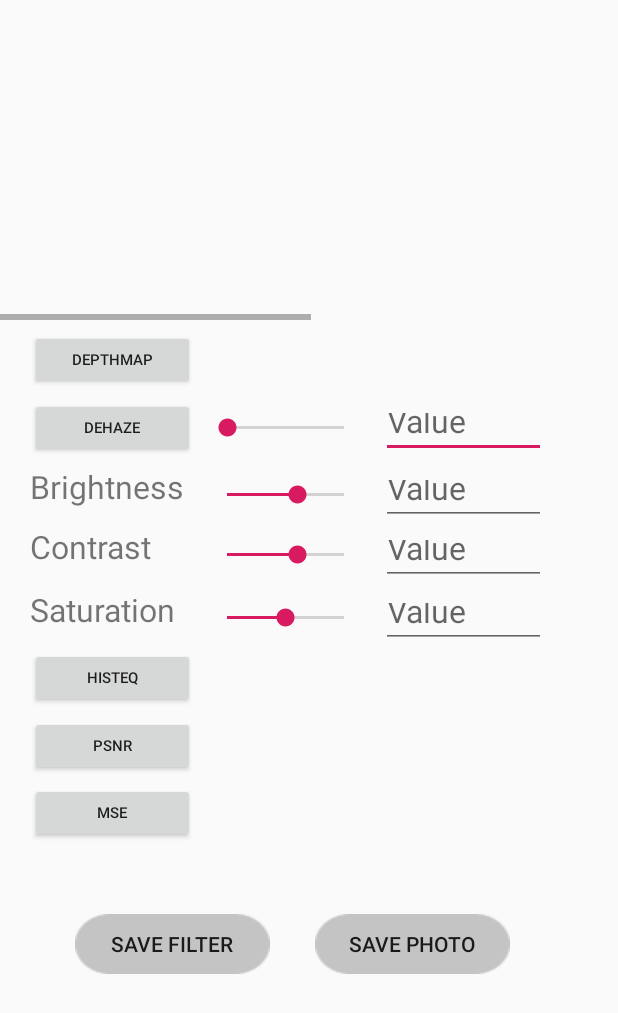
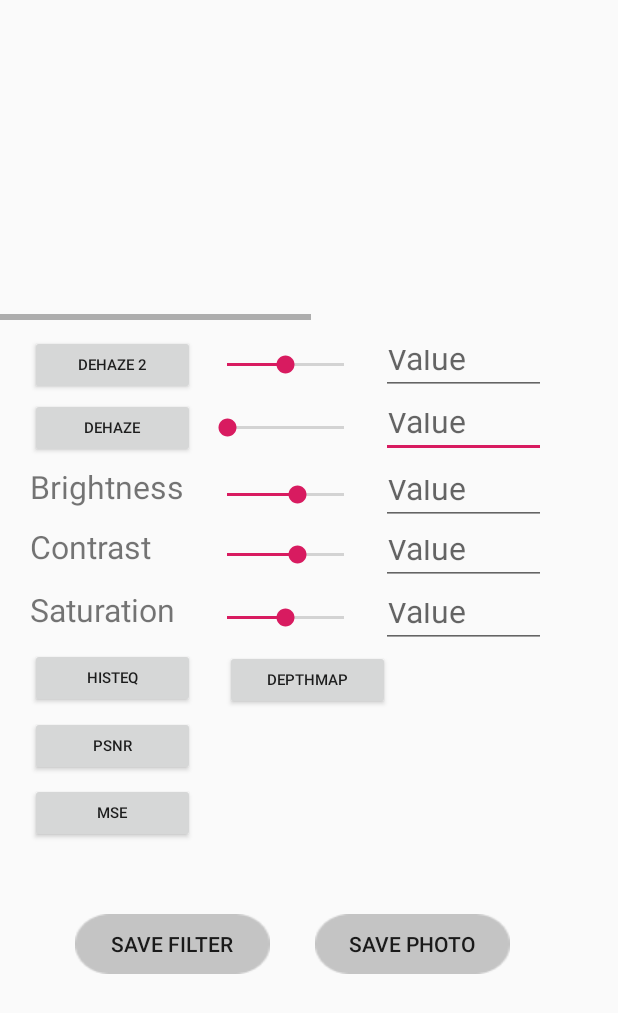
Before and after one commit to rezasyariefsn/DehazeApps, an Android app: the option screen opened directly, with no data from a screen before it, on a phone screen of 412 x 824 dp. Shown: the top 1013 px of the screen. Run offline under Robolectric (Android 15) with nearby library versions, the phone set to English and light mode, and no system bars; libraries missing offline, so code that uses them is left out: it.chengdazhi.styleimageview; plain views replace StyleImageView; 5 statements that could not run were skipped.

Commit message:
Update tambah button dehaze 2, seekbar, value text

```diff
--- a/app/src/main/java/com/example/aplikasita/option.java
+++ b/app/src/main/java/com/example/aplikasita/option.java
@@ -62,13 +62,16 @@ public class option extends AppCompatActivity {
     private FilterStorage newFilter;
 
     private SeekBar seekbarDehaze, seekBarBright, seekBarContrast, seekBarSaturation;
+    private SeekBar seekbarDehaze2;
     private Uri imageUri;
     private EditText brightnessTxt, contrastTxt, saturationTxt, dehazeTxt;
+    private EditText dehaze2Txt;
 
     private TextView MSEhsl, PSNRhsl;
 
     private Button savePhoto, saveFilter, dehazeButton, depthMap, histeqBtn;
     private Button PSNRbtn, MSEbtn;
+    private Button dehaze2Button;
     OutputStream outputStream;
 //    private Random random = new Random();
 //    private int sourceId;
@@ -100,6 +103,7 @@ public class option extends AppCompatActivity {
         // get bitmap
 
         seekbarDehaze = findViewById(R.id.seekbar_dehaze);
+        seekbarDehaze2 = findViewById(R.id.seekbar_dehaze2);
         seekBarBright = findViewById(R.id.seekbar_brightness);
         seekBarContrast = findViewById(R.id.seekbar_contrast);
         seekBarSaturation = findViewById(R.id.seekbar_saturation);
@@ -108,6 +112,7 @@ public class option extends AppCompatActivity {
         contrastTxt = findViewById(R.id.valueTxt2);
         saturationTxt = findViewById(R.id.valueTxt3);
         dehazeTxt = findViewById(R.id.valueTxt4);
+        dehaze2Txt = findViewById(R.id.valueTxt5);
 
         MSEhsl = findViewById(R.id.mseHsl);
         PSNRhsl = findViewById(R.id.psnrHsl);
@@ -115,6 +120,7 @@ public class option extends AppCompatActivity {
         savePhoto = findViewById(R.id.save_photo);
         saveFilter = findViewById(R.id.save_filter);
         dehazeButton = findViewById(R.id.dehaze_button);
+        dehaze2Button = findViewById(R.id.dehaze2_button);
         depthMap = findViewById(R.id.depthMap);
         histeqBtn = findViewById(R.id.histeqButton);
         PSNRbtn = findViewById(R.id.psnrBtn);
@@ -186,6 +192,14 @@ public class option extends AppCompatActivity {
                 intent.putExtra("contrastLevel", newFilter.getContrastLevel());
                 intent.putExtra("saturationLevel", newFilter.getSatLevel());
                 startActivity(intent);
+            }
+        });
+
+        // Button Result Dehaze 2
+        dehaze2Button.setOnClickListener(new View.OnClickListener() {
+            @Override
+            public void onClick(View v) {
+
             }
         });
 
@@ -456,6 +470,8 @@ public class option extends AppCompatActivity {
         });
     }
 
+
+    // Get Value PSNR dan MSE
     public double[] getMSE(Bitmap source, Bitmap result)
     {
         double[]hasil = new double[2];
--- a/app/src/main/res/layout/activity_option.xml
+++ b/app/src/main/res/layout/activity_option.xml
@@ -65,8 +65,8 @@
         android:layout_width="110dp"
         android:layout_height="40dp"
         android:layout_gravity="center"
-        android:layout_marginTop="220dp"
-        android:layout_marginLeft="20dp"
+        android:layout_marginTop="433dp"
+        android:layout_marginLeft="150dp"
         android:padding="10dp"
         android:text="DepthMap"
         android:textSize="10sp" />
@@ -78,6 +78,15 @@
         android:layout_marginLeft="20dp"
         android:layout_marginTop="265dp"
         android:text="Dehaze"
+        android:textSize="10sp" />
+
+    <Button
+        android:id="@+id/dehaze2_button"
+        android:layout_width="110dp"
+        android:layout_height="40dp"
+        android:layout_marginLeft="20dp"
+        android:layout_marginTop="223dp"
+        android:text="Dehaze 2"
         android:textSize="10sp" />
 
 
@@ -93,6 +102,17 @@
         android:progress="50"
 
         />
+    <SeekBar
+        android:id="@+id/seekbar_dehaze2"
+        android:layout_width="110dp"
+        android:layout_height="40dp"
+        android:layout_marginTop="223dp"
+        android:layout_marginLeft="135dp"
+        android:max="100"
+        android:min="0"
+        android:progress="50"
+
+        />
 
     <EditText
         android:id="@+id/valueTxt4"
@@ -100,6 +120,16 @@
         android:layout_height="40dp"
         android:layout_marginLeft="254dp"
         android:layout_marginTop="265dp"
+        android:hint="Value"
+        android:inputType="numberSigned"
+        android:textSize="21sp" />
+
+    <EditText
+        android:id="@+id/valueTxt5"
+        android:layout_width="110dp"
+        android:layout_height="40dp"
+        android:layout_marginLeft="254dp"
+        android:layout_marginTop="223dp"
         android:hint="Value"
         android:inputType="numberSigned"
         android:textSize="21sp" />
```
